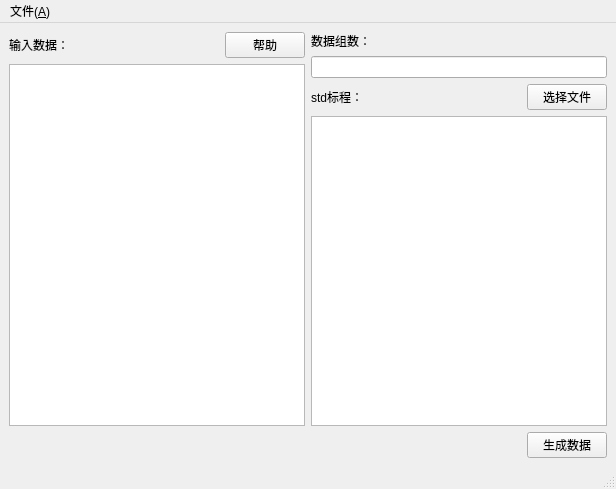
Qt form src/views/MainWindow/mainwindow.ui (huangjunhao5/DataMaker-Qt5) before a commit.
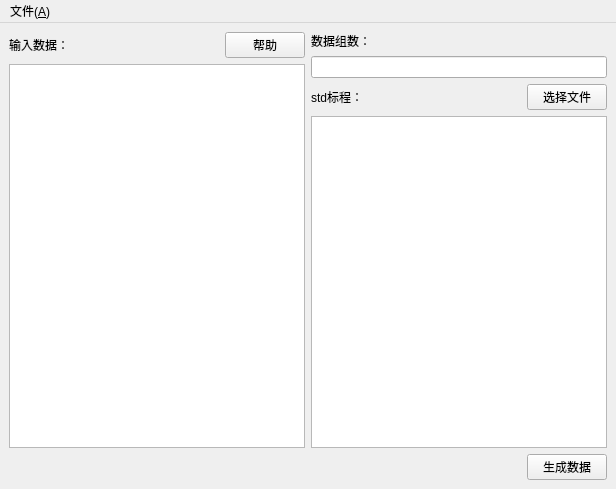
The same form after that commit.

Patch:
```diff
--- a/src/views/MainWindow/mainwindow.ui
+++ b/src/views/MainWindow/mainwindow.ui
@@ -156,7 +156,6 @@
    </widget>
    <addaction name="menu"/>
   </widget>
-  <widget class="QStatusBar" name="statusbar"/>
   <action name="action">
    <property name="enabled">
     <bool>false</bool>
```
